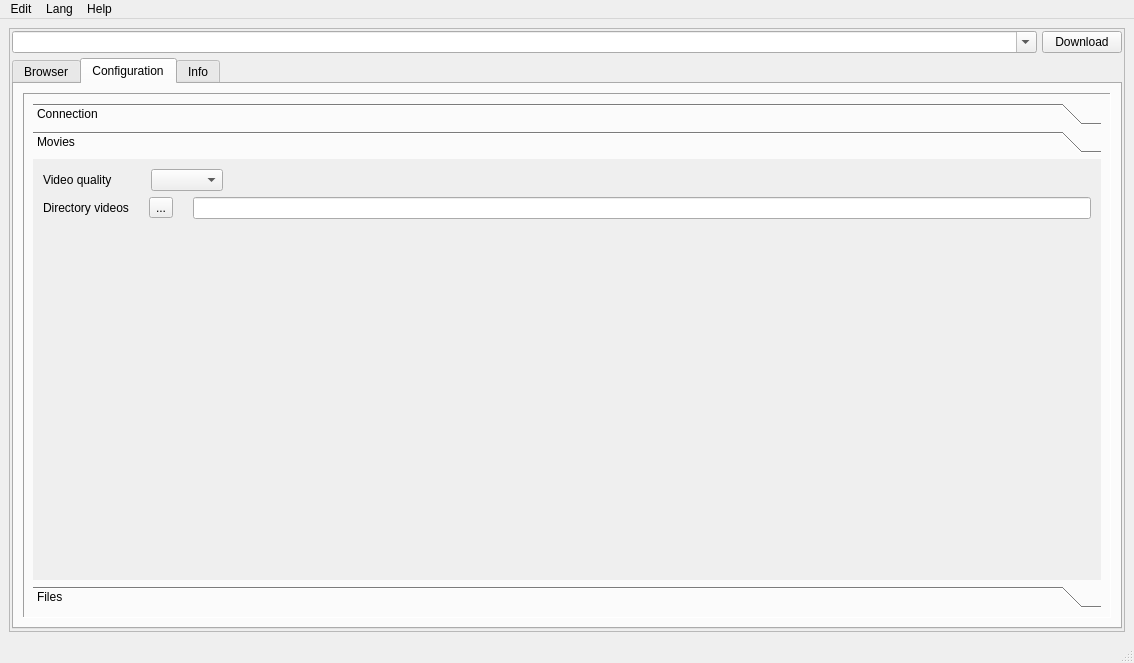
First picture: the form in main/app/win/mainLayout.ui, repository marcosvicente/BaixeAssista, before the edit.
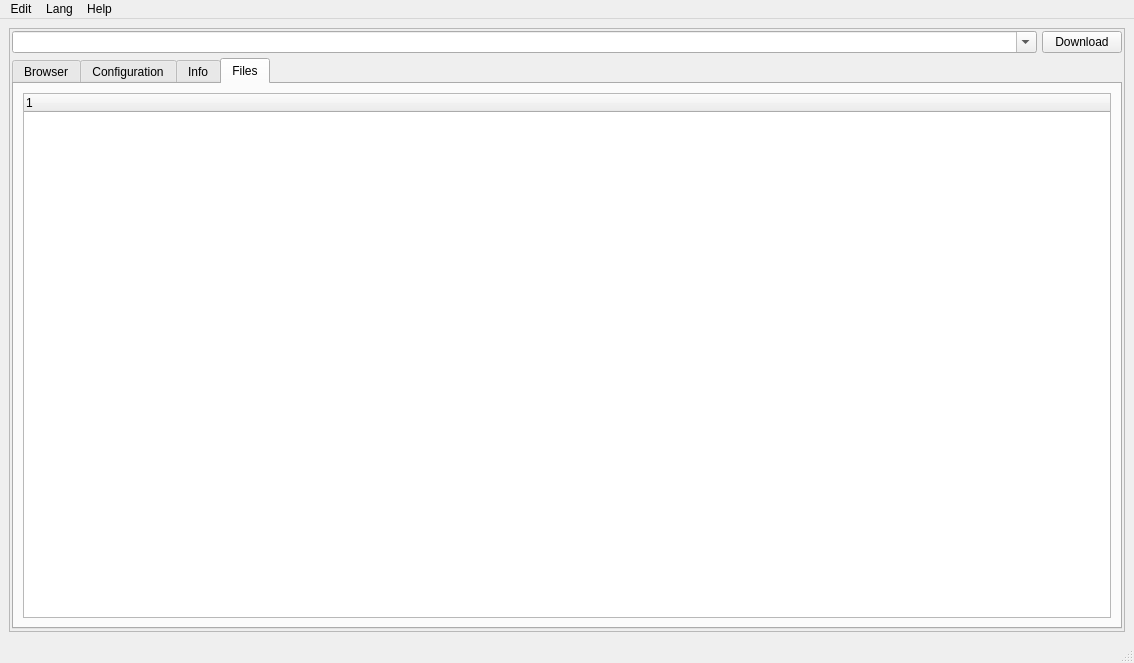
Second picture: the form after the edit. The open tabs and pages were chosen to show the change. Icons and pictures are not drawn.

```diff
--- a/main/app/win/mainLayout.ui
+++ b/main/app/win/mainLayout.ui
@@ -78,7 +78,7 @@
          <item>
           <widget class="QTabWidget" name="tabPanel">
            <property name="currentIndex">
-            <number>1</number>
+            <number>3</number>
            </property>
            <widget class="QWidget" name="tabBrowser">
             <attribute name="icon">
@@ -485,6 +485,9 @@
                         <property name="text">
                          <string>...</string>
                         </property>
+                        <property name="checkable">
+                         <bool>false</bool>
+                        </property>
                        </widget>
                       </item>
                       <item>
@@ -805,6 +808,26 @@
              </item>
             </layout>
            </widget>
+           <widget class="QWidget" name="">
+            <attribute name="icon">
+             <iconset>
+              <normaloff>../images/network-blue.png</normaloff>../images/network-blue.png</iconset>
+            </attribute>
+            <attribute name="title">
+             <string>Files</string>
+            </attribute>
+            <layout class="QVBoxLayout" name="verticalLayout_11">
+             <item>
+              <widget class="QTreeWidget" name="videosView">
+               <column>
+                <property name="text">
+                 <string notr="true">1</string>
+                </property>
+               </column>
+              </widget>
+             </item>
+            </layout>
+           </widget>
           </widget>
          </item>
         </layout>
```
Left out of the diff: 4 changed lines with no effect on the pictures.
